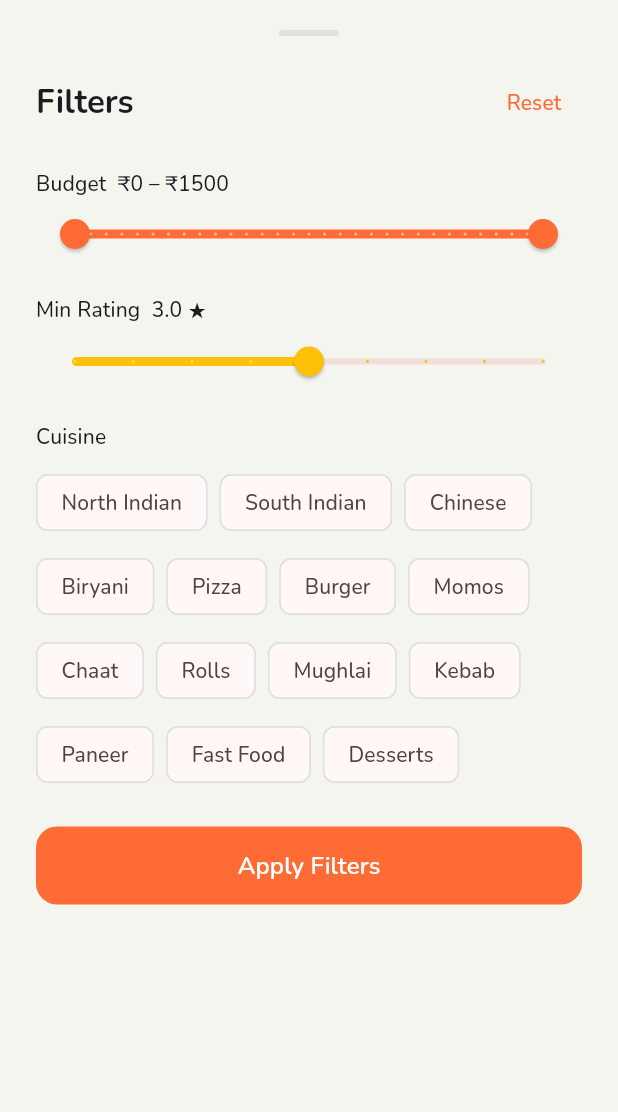
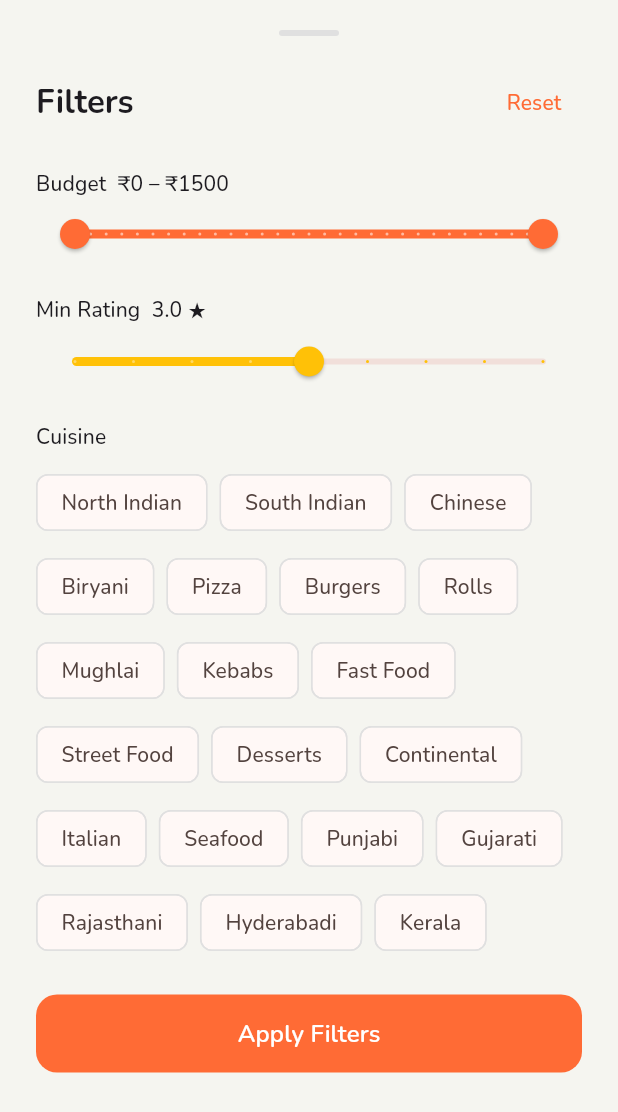
Before and after one commit to mitali-gautam05/GeoFood-Recommender, a Flutter app: the FilterSheet widget shown alone on an empty page, opened directly with empty values, on a phone screen of 412 x 824 dp. Shown: the top 1112 px of the screen. Run offline on Flutter 3.47's test engine with Material 3 defaults, Android fonts, the phone set to English and light mode, and no system bars; our stand-ins replace flutter_local_notifications, geolocator, google_fonts, shared_preferences; accounts and stored records are empty.

Commit message:
feat(home): refine filter sheet UI and filter options

```diff
--- a/frontend/lib/screens/home/filter_sheet.dart
+++ b/frontend/lib/screens/home/filter_sheet.dart
@@ -64,10 +64,12 @@ class _FilterSheetState extends State<FilterSheet> {
   late double _minRating;
   String? _cuisine;
 
-  static const _cuisines = [
+ static const _cuisines = [
     'North Indian', 'South Indian', 'Chinese', 'Biryani',
-    'Pizza', 'Burger', 'Momos', 'Chaat', 'Rolls',
-    'Mughlai', 'Kebab', 'Paneer', 'Fast Food', 'Desserts',
+    'Pizza', 'Burgers', 'Rolls', 'Mughlai', 'Kebabs',
+    'Fast Food', 'Street Food', 'Desserts', 'Continental',
+    'Italian', 'Seafood', 'Punjabi', 'Gujarati', 'Rajasthani',
+    'Hyderabadi', 'Kerala',
   ];
 
   @override
```
